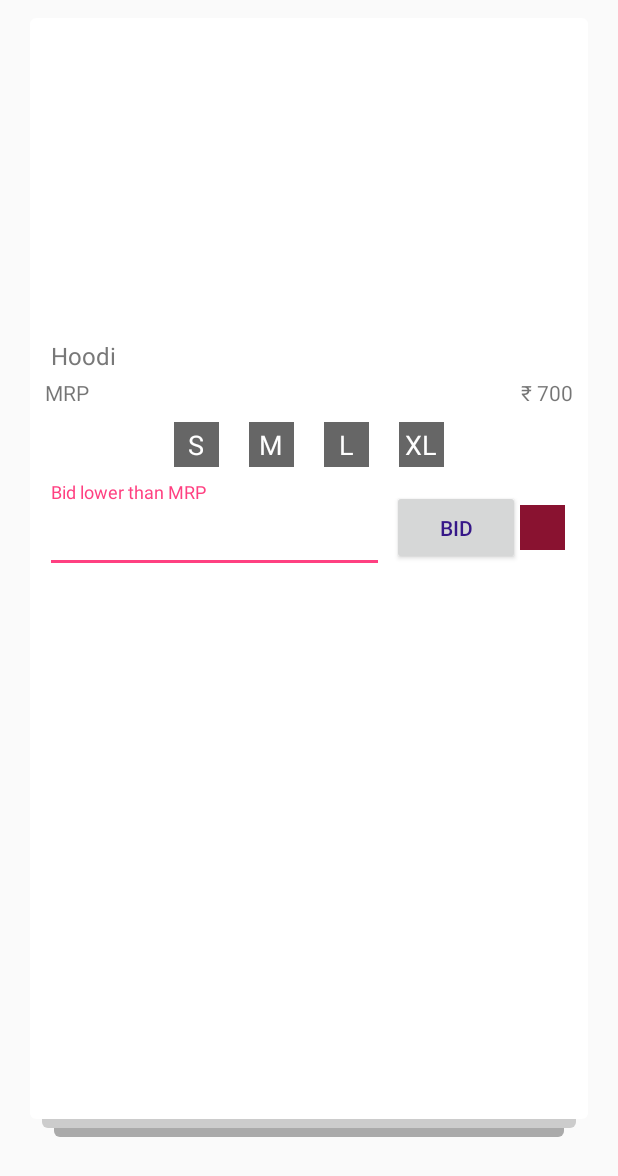
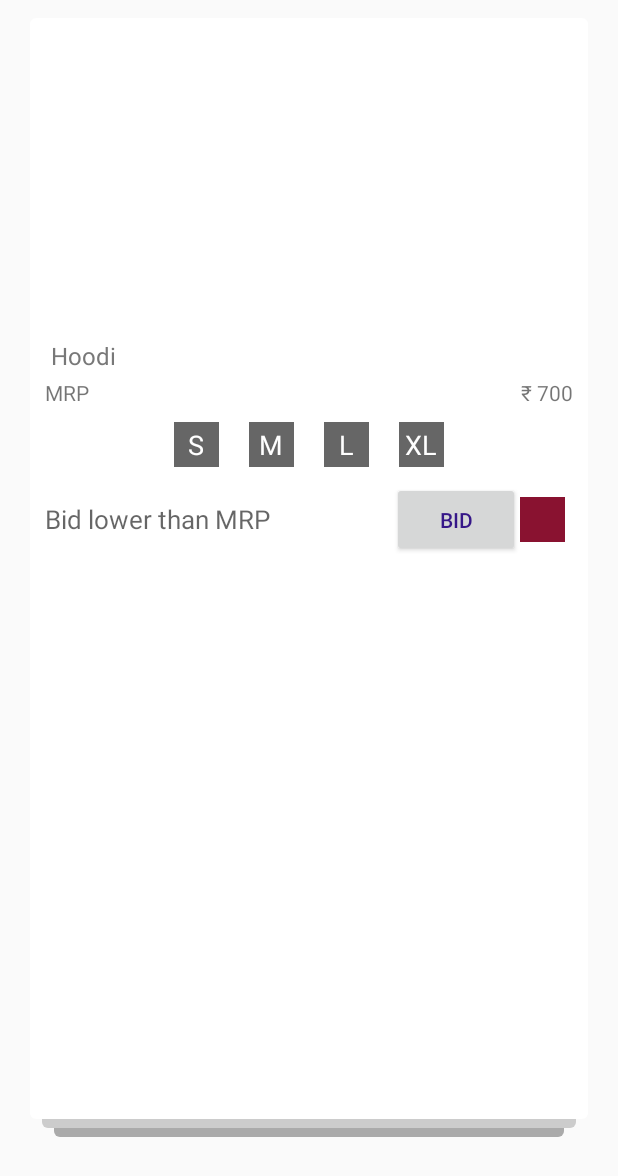
Before and after one commit to neeraj-singh/MyntraHD, an Android app: the layout item.xml on its own in the app's theme, with its tools: preview values and no code run, on a phone screen of 412 x 824 dp. Shown: the top 1176 px of the screen. Run offline under Robolectric (Android 15) with nearby library versions, the phone set to English and light mode, and no system bars.

Commit message:
some random thing

```diff
--- /dev/null
+++ b/app/src/main/res/drawable/cursor.xml
@@ -0,0 +1,5 @@
+<?xml version="1.0" encoding="utf-8"?>
+<shape xmlns:android="http://schemas.android.com/apk/res/android"  >
+<solid android:color="#BBBBBB" />
+    <size android:height="30dp" android:width="1dp"></size>
+</shape>
--- a/app/src/main/res/layout/item.xml
+++ b/app/src/main/res/layout/item.xml
@@ -154,21 +154,24 @@
                     android:layout_height="wrap_content"
                     android:gravity="center"
                     android:orientation="horizontal">
-                    <android.support.design.widget.TextInputLayout
-                        android:layout_width="0dp"
-                        android:layout_height="wrap_content"
-                        android:layout_weight="8"
-                        >
+                    <!--<android.support.design.widget.TextInputLayout-->
+                        <!--android:layout_width="0dp"-->
+                        <!--android:layout_height="wrap_content"-->
+                        <!--android:layout_weight="8"-->
+                        <!-->-->
                         <EditText
                             android:id="@+id/bid_field"
-                            android:layout_width="match_parent"
+                            android:layout_width="0dp"
                             android:layout_height="50dp"
                             android:hint="Bid lower than MRP"
                             android:inputType="number"
                             android:imeOptions="actionDone"
-                            android:textSize="18sp"
+                            android:textSize="17sp"
+                            android:textCursorDrawable="@drawable/cursor"
+                            android:layout_weight="8"
+                            android:background="@android:color/transparent"
                             />
-                    </android.support.design.widget.TextInputLayout>
+                    <!--</android.support.design.widget.TextInputLayout>-->
                     <Button
                         android:id="@+id/bidButton"
                         android:layout_width="0dp"
```
Also changed, not shown: app/build.gradle (+4 -4 lines), app/src/main/AndroidManifest.xml (+10 -4 lines), app/src/main/java/com/neerajsingh/myntrahd/SwipeActivity.java (+12 -7 lines), app/src/main/java/com/neerajsingh/myntrahd/Utils.java (+20 -20 lines), 1 other file.
